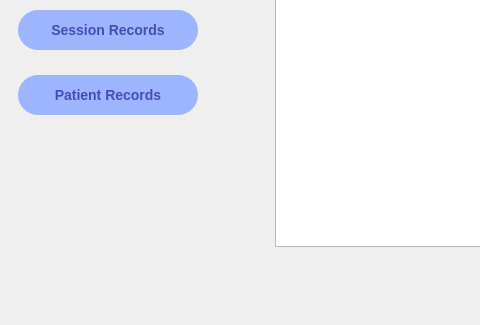
ahmads1990/GradProjectApp, file Front/recordsPatients.ui: the form before one commit; both pictures show x 0 to 480 and y 275 to 600 of the 1024 by 600 pixel window.
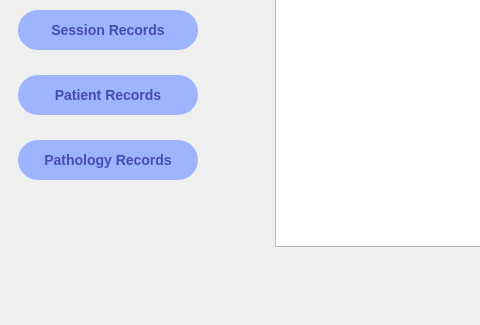
The form after the commit. Icons and pictures are not drawn.

Patch:
```diff
--- a/Front/recordsPatients.ui
+++ b/Front/recordsPatients.ui
@@ -172,6 +172,38 @@
      </property>
     </column>
    </widget>
+   <widget class="QPushButton" name="btn_records_pathology">
+    <property name="geometry">
+     <rect>
+      <x>18</x>
+      <y>415</y>
+      <width>180</width>
+      <height>40</height>
+     </rect>
+    </property>
+    <property name="styleSheet">
+     <string notr="true">background-image: url();
+background-color: rgb(157, 180, 255);
+border-radius: 20px;
+
+color:rgb(69, 77, 179);
+font-size: 14px;
+font-weight: bold;</string>
+    </property>
+    <property name="text">
+     <string>Pathology Records</string>
+    </property>
+    <property name="icon">
+     <iconset>
+      <normaloff>Icons/patient.svg</normaloff>Icons/patient.svg</iconset>
+    </property>
+    <property name="iconSize">
+     <size>
+      <width>30</width>
+      <height>30</height>
+     </size>
+    </property>
+   </widget>
   </widget>
  </widget>
  <resources>
```
